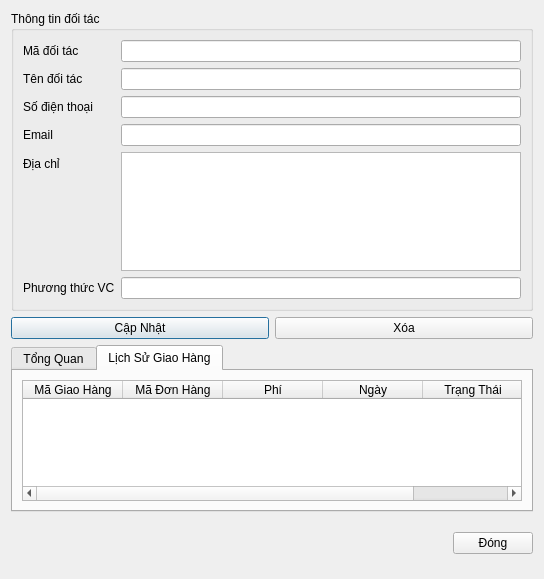
Qt form ui/partner_detail.ui (thinh-doan/sales-and-warehouse-management-system) before a commit.
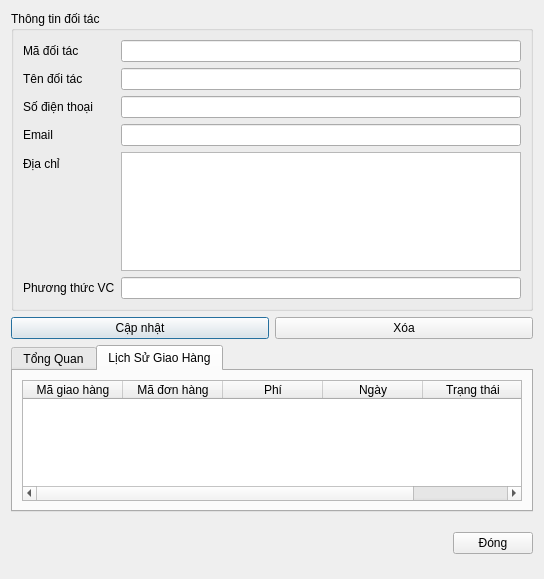
The same form after that commit. The open tabs and pages were chosen to show the change. Icons and pictures are not drawn.

Commit message: fix: them file icon va cap nhat lai giao dien

```diff
--- a/ui/partner_detail.ui
+++ b/ui/partner_detail.ui
@@ -96,7 +96,7 @@
      <item>
       <widget class="QPushButton" name="btnCapNhatDT">
        <property name="text">
-        <string>Cập Nhật</string>
+        <string>Cập nhật</string>
        </property>
       </widget>
      </item>
@@ -200,12 +200,12 @@
         <widget class="QTableWidget" name="tableWidget">
          <column>
           <property name="text">
-           <string>Mã Giao Hàng</string>
+           <string>Mã giao hàng</string>
           </property>
          </column>
          <column>
           <property name="text">
-           <string>Mã Đơn Hàng</string>
+           <string>Mã đơn hàng</string>
           </property>
          </column>
          <column>
@@ -220,7 +220,7 @@
          </column>
          <column>
           <property name="text">
-           <string>Trạng Thái</string>
+           <string>Trạng thái</string>
           </property>
          </column>
         </widget>
```
Left out of the diff: 4 changed lines with no effect on the pictures. The commit also changes 41 other files.
